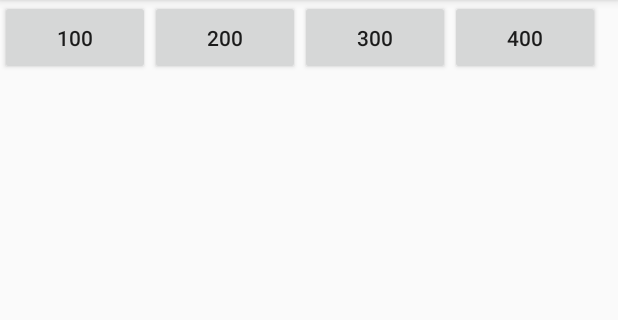
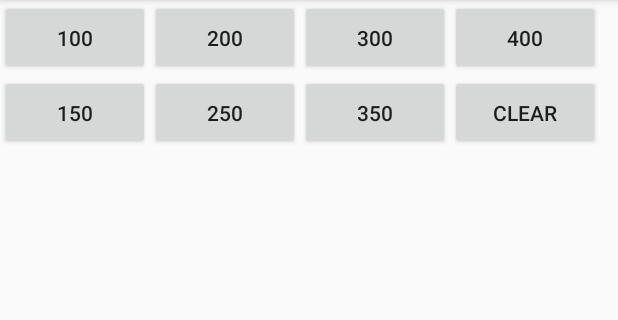
Before and after one commit to lauragracie/Laura-Mason-ISU, an Android app: the screen it shows after launch (MainActivity), on a phone screen of 412 x 824 dp, the part 84-404 px from its top. Run offline under Robolectric (Android 15) with nearby library versions, the phone set to English and light mode, and no system bars.

Commit message:
added south building images and buttons

```diff
--- a/Android Practice/app/src/main/java/com/example/myapplication/MainActivity.java
+++ b/Android Practice/app/src/main/java/com/example/myapplication/MainActivity.java
@@ -17,10 +17,17 @@ public class MainActivity extends AppCompatActivity {
     Button bfloor2north;
     Button bfloor3north;
     Button bfloor4north;
+    Button bfloor1south;
+    Button bfloor2south;
+    Button bfloor3south;
+    Button bclear;
     ImageView floor1north;
     ImageView floor2north;
     ImageView floor3north;
     ImageView floor4north;
+    ImageView floor1south;
+    ImageView floor2south;
+    ImageView floor3south;
 
 
     @Override
@@ -34,10 +41,18 @@ public class MainActivity extends AppCompatActivity {
         bfloor2north = findViewById(R.id.bfloor2north);
         bfloor3north = findViewById(R.id.bfloor3north);
         bfloor4north = findViewById(R.id.bfloor4north);
+        bfloor1south = findViewById(R.id.bfloor1south);
+        bfloor2south = findViewById(R.id.bfloor2south);
+        bfloor3south = findViewById(R.id.bfloor3south);
+        bclear = findViewById(R.id.bclear);
+
         floor1north = findViewById(R.id.floor1north);
         floor2north = findViewById(R.id.floor2north);
         floor3north = findViewById(R.id.floor3north);
         floor4north = findViewById(R.id.floor4north);
+        floor1south = findViewById(R.id.floor1south);
+        floor2south = findViewById(R.id.floor2south);
+        floor3south = findViewById(R.id.floor3south);
 
         bfloor1north.setOnClickListener(new View.OnClickListener() {
             public void onClick (View view){
@@ -45,6 +60,9 @@ public class MainActivity extends AppCompatActivity {
                 floor2north.setAlpha(0f);
                 floor3north.setAlpha(0f);
                 floor4north.setAlpha(0f);
+                floor1south.setAlpha(0f);
+                floor2south.setAlpha(0f);
+                floor3south.setAlpha(0f);
             }
         });
 
@@ -54,6 +72,9 @@ public class MainActivity extends AppCompatActivity {
                 floor2north.setAlpha(1.0f);
                 floor3north.setAlpha(0f);
                 floor4north.setAlpha(0f);
+                floor1south.setAlpha(0f);
+                floor2south.setAlpha(0f);
+                floor3south.setAlpha(0f);
             }
         });
 
@@ -63,6 +84,9 @@ public class MainActivity extends AppCompatActivity {
                 floor2north.setAlpha(0f);
                 floor3north.setAlpha(1.0f);
                 floor4north.setAlpha(0f);
+                floor1south.setAlpha(0f);
+                floor2south.setAlpha(0f);
+                floor3south.setAlpha(0f);
             }
         });
 
@@ -72,6 +96,57 @@ public class MainActivity extends AppCompatActivity {
                 floor2north.setAlpha(0f);
                 floor3north.setAlpha(0f);
                 floor4north.setAlpha(1.0f);
+                floor1south.setAlpha(0f);
+                floor2south.setAlpha(0f);
+                floor3south.setAlpha(0f);
+            }
+        });
+
+        bfloor1south.setOnClickListener(new View.OnClickListener() {
+            public void onClick (View view){
+                floor1north.setAlpha(0f);
+                floor2north.setAlpha(0f);
+                floor3north.setAlpha(0f);
+                floor4north.setAlpha(0f);
+                floor1south.setAlpha(1.0f);
+                floor2south.setAlpha(0f);
+                floor3south.setAlpha(0f);
+            }
+        });
+
+        bfloor2south.setOnClickListener(new View.OnClickListener() {
+            public void onClick (View view){
+                floor1north.setAlpha(0f);
+                floor2north.setAlpha(0f);
+                floor3north.setAlpha(0f);
+                floor4north.setAlpha(0f);
+                floor1south.setAlpha(0f);
+                floor2south.setAlpha(1.0f);
+                floor3south.setAlpha(0f);
+            }
+        });
+
+        bfloor3south.setOnClickListener(new View.OnClickListener() {
+            public void onClick (View view){
+                floor1north.setAlpha(0f);
+                floor2north.setAlpha(0f);
+                floor3north.setAlpha(0f);
+                floor4north.setAlpha(0f);
+                floor1south.setAlpha(0f);
+                floor2south.setAlpha(0f);
+                floor3south.setAlpha(1.0f);
+            }
+        });
+
+        bclear.setOnClickListener(new View.OnClickListener() {
+            public void onClick (View view){
+                floor1north.setAlpha(0f);
+                floor2north.setAlpha(0f);
+                floor3north.setAlpha(0f);
+                floor4north.setAlpha(0f);
+                floor1south.setAlpha(0f);
+                floor2south.setAlpha(0f);
+                floor3south.setAlpha(0f);
             }
         });
 
--- a/Android Practice/app/src/main/res/layout/content_main.xml
+++ b/Android Practice/app/src/main/res/layout/content_main.xml
@@ -58,6 +58,42 @@
         app:layout_constraintBottom_toBottomOf="parent"
         app:layout_constraintEnd_toEndOf="parent" />
 
+    <ImageView
+        android:id="@+id/floor1south"
+        android:layout_width="300dp"
+        android:layout_height="627dp"
+        android:layout_marginEnd="38dp"
+        android:alpha="0"
+        android:contentDescription="@string/no_description"
+        android:rotation="-90"
+        android:src="@drawable/floor1south"
+        app:layout_constraintBottom_toBottomOf="parent"
+        app:layout_constraintEnd_toEndOf="parent" />
+
+    <ImageView
+        android:id="@+id/floor2south"
+        android:layout_width="300dp"
+        android:layout_height="627dp"
+        android:layout_marginEnd="38dp"
+        android:alpha="0"
+        android:contentDescription="@string/no_description"
+        android:rotation="-90"
+        android:src="@drawable/floor2south"
+        app:layout_constraintBottom_toBottomOf="parent"
+        app:layout_constraintEnd_toEndOf="parent" />
+
+    <ImageView
+        android:id="@+id/floor3south"
+        android:layout_width="300dp"
+        android:layout_height="627dp"
+        android:layout_marginEnd="38dp"
+        android:alpha="0"
+        android:contentDescription="@string/no_description"
+        android:rotation="-90"
+        android:src="@drawable/floor3south"
+        app:layout_constraintBottom_toBottomOf="parent"
+        app:layout_constraintEnd_toEndOf="parent" />
+
     <Button
         android:id="@+id/bfloor1north"
         android:layout_width="100dp"
@@ -90,4 +126,36 @@
         app:layout_constraintStart_toEndOf="@id/bfloor3north"
         app:layout_constraintTop_toTopOf="parent" />
 
+    <Button
+        android:id="@+id/bfloor1south"
+        android:layout_width="100dp"
+        android:layout_height="50dp"
+        android:text="150"
+        app:layout_constraintStart_toStartOf="parent"
+        app:layout_constraintTop_toBottomOf="@+id/bfloor1north" />
+
+    <Button
+        android:id="@+id/bfloor2south"
+        android:layout_width="100dp"
+        android:layout_height="50dp"
+        android:text="250"
+        app:layout_constraintStart_toEndOf="@+id/bfloor1south"
+        app:layout_constraintTop_toBottomOf="@+id/bfloor2north" />
+
+    <Button
+        android:id="@+id/bfloor3south"
+        android:layout_width="100dp"
+        android:layout_height="50dp"
+        android:text="350"
+        app:layout_constraintStart_toEndOf="@+id/bfloor2south"
+        app:layout_constraintTop_toBottomOf="@+id/bfloor3north" />
+
+    <Button
+        android:id="@+id/bclear"
+        android:layout_width="100dp"
+        android:layout_height="50dp"
+        android:text="CLEAR"
+        app:layout_constraintStart_toEndOf="@+id/bfloor3south"
+        app:layout_constraintTop_toBottomOf="@+id/bfloor4north" />
+
 </androidx.constraintlayout.widget.ConstraintLayout>
```
Also changed, not shown: 3 other files.
